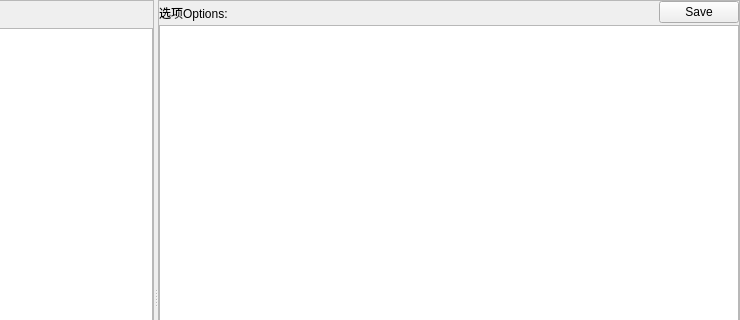
The window that Ui/FormEnum.ui (golden7602/zion) describes before a commit, drawn with Qt 5; both pictures show x 248 to 988 and y 0 to 320 of the 988 by 593 pixel window.
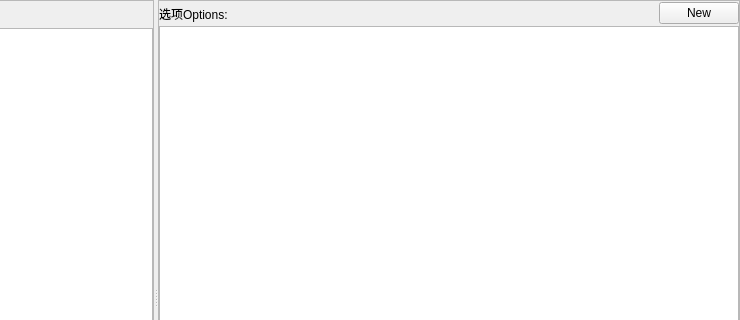
The same window after the commit.

```diff
--- a/Ui/FormEnum.ui
+++ b/Ui/FormEnum.ui
@@ -129,7 +129,7 @@
       </property>
       <layout class="QVBoxLayout" name="verticalLayout_2">
        <property name="spacing">
-        <number>2</number>
+        <number>0</number>
        </property>
        <property name="leftMargin">
         <number>0</number>
@@ -150,20 +150,20 @@
            <property name="minimumSize">
             <size>
              <width>0</width>
-             <height>20</height>
+             <height>25</height>
             </size>
            </property>
            <property name="maximumSize">
             <size>
              <width>16777215</width>
-             <height>20</height>
+             <height>25</height>
             </size>
            </property>
            <property name="text">
             <string>选项Options:</string>
            </property>
            <property name="alignment">
-            <set>Qt::AlignBottom|Qt::AlignLeading|Qt::AlignLeft</set>
+            <set>Qt::AlignLeading|Qt::AlignLeft|Qt::AlignVCenter</set>
            </property>
           </widget>
          </item>
@@ -183,7 +183,7 @@
          <item>
           <widget class="QPushButton" name="butSave">
            <property name="text">
-            <string>Save</string>
+            <string>New</string>
            </property>
           </widget>
          </item>
```
Left out of the diff: 10 changed lines with no effect on the pictures.
